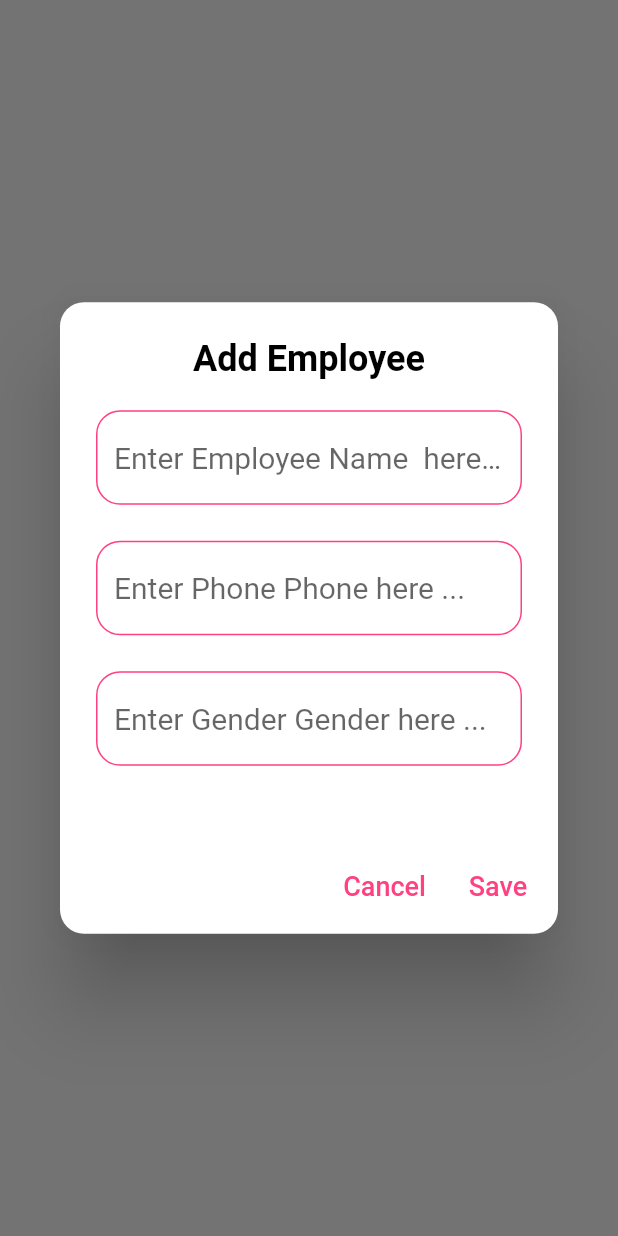
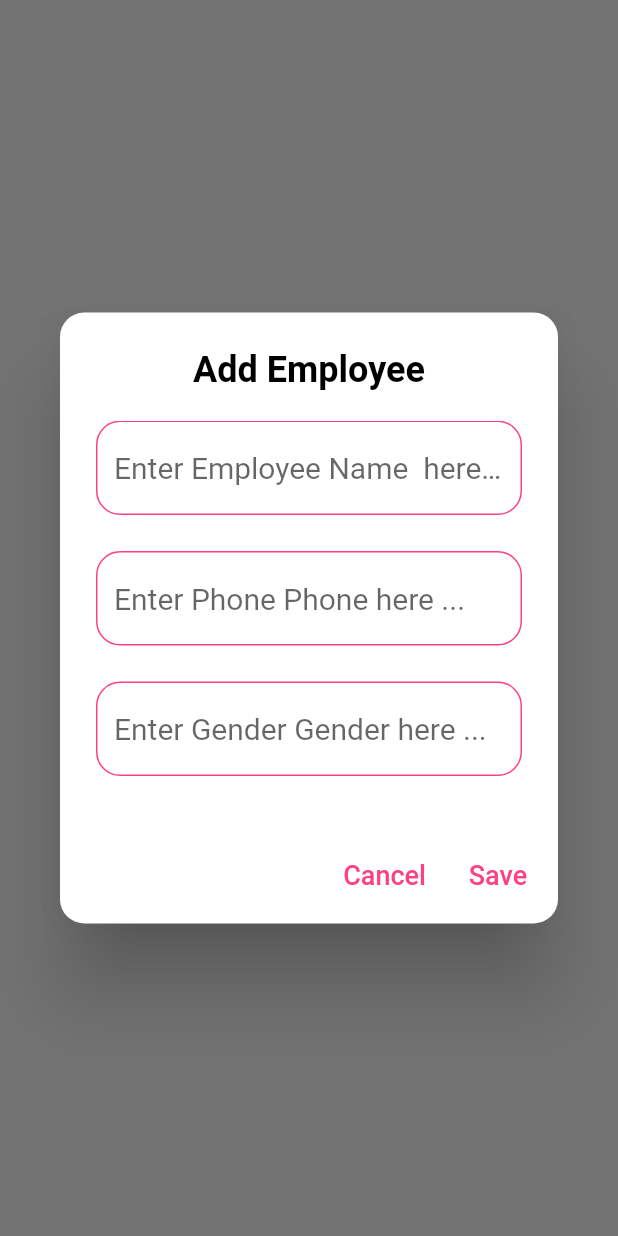
Before and after one commit to salahu01/Bamboo.Mess.Flutter, a Flutter app: what addEmployeeDialog() shows on an empty page, opened directly, on a phone screen of 412 x 824 dp. Run offline on Flutter 3.47's test engine with Material 2 defaults, Android fonts, the phone set to English and light mode, and no system bars; our stand-ins replace flutter_riverpod, hive_flutter; missing offline and left inert: mongo_dart; accounts and stored records are empty; Roboto replaces fonts that are missing (montserratfamily); project files that could hold a hidden picture were left out.

Commit message:
fixed add labour dialog error

```diff
--- a/lib/src/core/widgets/show_dialog.dart
+++ b/lib/src/core/widgets/show_dialog.dart
@@ -129,10 +129,10 @@ class Dialogs {
             shape: RoundedRectangleBorder(borderRadius: BorderRadius.circular(16)),
             content: SizedBox(
               width: 600,
+              height: MediaQuery.sizeOf(context).height * 0.3,
               child: Form(
                 key: key,
-                child: Column(
-                  mainAxisSize: MainAxisSize.min,
+                child: ListView(
                   children: List.generate(
                     3,
                     (i) => Padding(
@@ -161,6 +161,7 @@ class Dialogs {
             actions: [
               TextButton(
                 onPressed: () {
+                  Navigator.pop(context);
                   for (var e in ctrls) {
                     e.clear();
                   }
--- a/lib/src/modules/charge_screen/view/charge_screen.dart
+++ b/lib/src/modules/charge_screen/view/charge_screen.dart
@@ -148,7 +148,7 @@ class _ChargeScreenState extends ConsumerState<ChargeScreen> {
                                           },
                                           child: Row(
                                             children: [
-                                              Text(selectedEmployee == null ? "Please Select Emplyee" : selectedEmployee.toString(), style: const TextStyle(fontSize: 25)),
+                                              Text(selectedEmployee == null ? "Select Emplyee" : selectedEmployee.toString(), style: const TextStyle(fontSize: 25)),
                                               selectedEmployee == null ? const Icon(Icons.keyboard_double_arrow_down_outlined) : const SizedBox.shrink()
                                             ],
                                           ),
```
